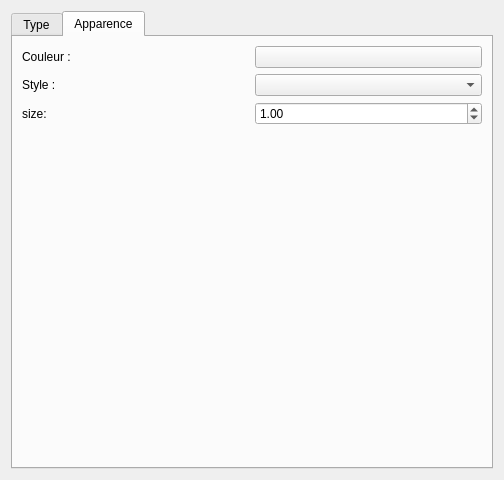
Above: sources/ui/conductorpropertieswidget.ui from qelectrotech/qelectrotech-source-mirror before the change. Below: the same form after it.
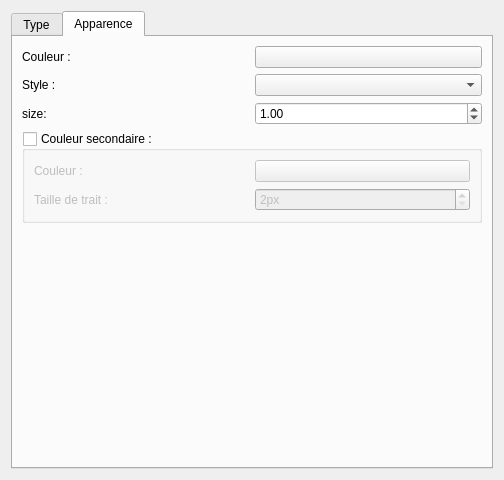
That is the form after the change. The open tabs and pages were chosen to show the change. Icons and pictures are not drawn.

Patch:
```diff
--- a/sources/ui/conductorpropertieswidget.ui
+++ b/sources/ui/conductorpropertieswidget.ui
@@ -390,7 +390,7 @@
          </property>
         </widget>
        </item>
-       <item row="3" column="0">
+       <item row="4" column="0">
         <spacer name="verticalSpacer">
          <property name="orientation">
           <enum>Qt::Vertical</enum>
@@ -426,6 +426,55 @@
          </property>
         </widget>
        </item>
+       <item row="3" column="0" colspan="2">
+        <widget class="QGroupBox" name="m_color_2_gb">
+         <property name="title">
+          <string>Couleur secondaire :</string>
+         </property>
+         <property name="flat">
+          <bool>true</bool>
+         </property>
+         <property name="checkable">
+          <bool>true</bool>
+         </property>
+         <property name="checked">
+          <bool>false</bool>
+         </property>
+         <layout class="QGridLayout" name="gridLayout_2">
+          <item row="1" column="1">
+           <widget class="QSpinBox" name="m_dash_size_sb">
+            <property name="suffix">
+             <string>px</string>
+            </property>
+            <property name="minimum">
+             <number>2</number>
+            </property>
+           </widget>
+          </item>
+          <item row="0" column="1">
+           <widget class="QPushButton" name="m_color_2_pb">
+            <property name="text">
+             <string/>
+            </property>
+           </widget>
+          </item>
+          <item row="0" column="0">
+           <widget class="QLabel" name="label_12">
+            <property name="text">
+             <string>Couleur :</string>
+            </property>
+           </widget>
+          </item>
+          <item row="1" column="0">
+           <widget class="QLabel" name="label_13">
+            <property name="text">
+             <string>Taille de trait :</string>
+            </property>
+           </widget>
+          </item>
+         </layout>
+        </widget>
+       </item>
       </layout>
      </widget>
     </widget>
```
